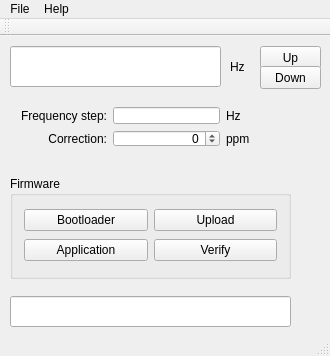
Old version of the form mainwindow.ui in the repository csete/qthid.
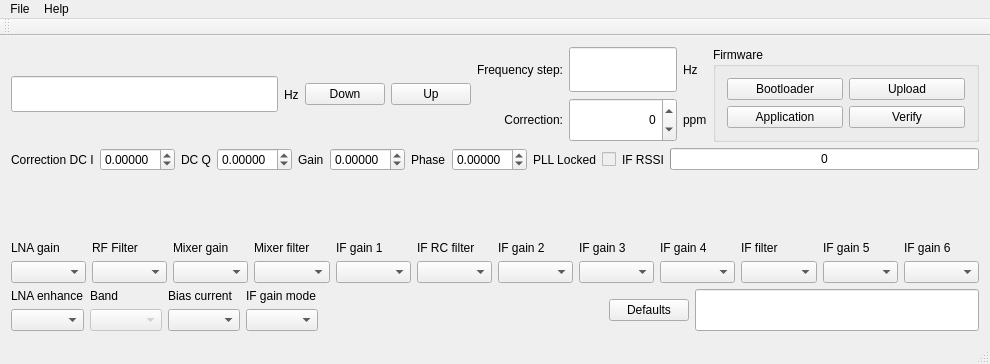
New version of the form. Icons and pictures are not drawn.

```diff
--- a/mainwindow.ui
+++ b/mainwindow.ui
@@ -6,8 +6,8 @@
    <rect>
     <x>0</x>
     <y>0</y>
-    <width>330</width>
-    <height>356</height>
+    <width>990</width>
+    <height>364</height>
    </rect>
   </property>
   <property name="windowTitle">
@@ -21,15 +21,11 @@
    <bool>true</bool>
   </property>
   <widget class="QWidget" name="centralWidget">
+   <layout class="QVBoxLayout" name="verticalLayout">
+    <item>
+     <layout class="QHBoxLayout" name="horizontalLayout_3">
+      <item>
    <widget class="QLineEdit" name="lineEditFreq">
-    <property name="geometry">
-     <rect>
-      <x>10</x>
-      <y>10</y>
-      <width>211</width>
-      <height>41</height>
-     </rect>
-    </property>
     <property name="font">
      <font>
       <pointsize>18</pointsize>
@@ -41,54 +37,103 @@
      <set>Qt::AlignRight|Qt::AlignTrailing|Qt::AlignVCenter</set>
     </property>
    </widget>
+      </item>
+      <item>
    <widget class="QLabel" name="labelFreqHz">
-    <property name="geometry">
-     <rect>
-      <x>230</x>
-      <y>20</y>
-      <width>21</width>
-      <height>21</height>
-     </rect>
-    </property>
     <property name="text">
      <string>Hz</string>
     </property>
    </widget>
-   <widget class="QPushButton" name="pushButtonUp">
-    <property name="geometry">
-     <rect>
-      <x>260</x>
-      <y>10</y>
-      <width>61</width>
-      <height>23</height>
-     </rect>
-    </property>
-    <property name="text">
-     <string>Up</string>
-    </property>
-   </widget>
+      </item>
+      <item>
    <widget class="QPushButton" name="pushButtonDown">
-    <property name="geometry">
-     <rect>
-      <x>260</x>
-      <y>30</y>
-      <width>61</width>
-      <height>23</height>
-     </rect>
-    </property>
     <property name="text">
      <string>Down</string>
     </property>
    </widget>
+      </item>
+      <item>
+       <widget class="QPushButton" name="pushButtonUp">
+        <property name="text">
+         <string>Up</string>
+        </property>
+       </widget>
+      </item>
+      <item>
+       <layout class="QGridLayout" name="gridLayout_2">
+        <item row="0" column="0">
+         <widget class="QLabel" name="labelStep">
+          <property name="text">
+           <string>Frequency step:</string>
+          </property>
+         </widget>
+        </item>
+        <item row="0" column="1">
+         <widget class="QLineEdit" name="lineEditStep">
+          <property name="sizePolicy">
+           <sizepolicy hsizetype="Preferred" vsizetype="Preferred">
+            <horstretch>0</horstretch>
+            <verstretch>0</verstretch>
+           </sizepolicy>
+          </property>
+          <property name="alignment">
+           <set>Qt::AlignRight|Qt::AlignTrailing|Qt::AlignVCenter</set>
+          </property>
+         </widget>
+        </item>
+        <item row="0" column="2">
+         <widget class="QLabel" name="labelStepHz">
+          <property name="text">
+           <string>Hz</string>
+          </property>
+         </widget>
+        </item>
+        <item row="1" column="0">
+         <widget class="QLabel" name="labelCorrection">
+          <property name="text">
+           <string>Correction:</string>
+          </property>
+          <property name="alignment">
+           <set>Qt::AlignRight|Qt::AlignTrailing|Qt::AlignVCenter</set>
+          </property>
+         </widget>
+        </item>
+        <item row="1" column="1">
+         <widget class="QSpinBox" name="spinBoxCorr">
+          <property name="sizePolicy">
+           <sizepolicy hsizetype="Preferred" vsizetype="Preferred">
+            <horstretch>0</horstretch>
+            <verstretch>0</verstretch>
+           </sizepolicy>
+          </property>
+          <property name="toolTip">
+           <string>Frequency correction</string>
+          </property>
+          <property name="statusTip">
+           <string>Frequency correction</string>
+          </property>
+          <property name="alignment">
+           <set>Qt::AlignRight|Qt::AlignTrailing|Qt::AlignVCenter</set>
+          </property>
+          <property name="minimum">
+           <number>-500</number>
+          </property>
+          <property name="maximum">
+           <number>500</number>
+          </property>
+         </widget>
+        </item>
+        <item row="1" column="2">
+         <widget class="QLabel" name="labelCorrection_2">
+          <property name="text">
+           <string>ppm</string>
+          </property>
+         </widget>
+        </item>
+       </layout>
+      </item>
+      <item>
    <widget class="QGroupBox" name="groupBox">
-    <property name="geometry">
-     <rect>
-      <x>10</x>
-      <y>140</y>
-      <width>281</width>
-      <height>103</height>
-     </rect>
-    </property>
     <property name="title">
      <string>Firmware</string>
     </property>
@@ -180,15 +225,372 @@
      </item>
     </layout>
    </widget>
+      </item>
+     </layout>
+    </item>
+    <item>
+     <layout class="QHBoxLayout" name="horizontalLayout">
+      <item>
+       <widget class="QLabel" name="labelDCI">
+        <property name="text">
+         <string>Correction DC I</string>
+        </property>
+       </widget>
+      </item>
+      <item>
+       <widget class="QDoubleSpinBox" name="doubleSpinBoxDCI">
+        <property name="decimals">
+         <number>5</number>
+        </property>
+        <property name="minimum">
+         <double>-1.000000000000000</double>
+        </property>
+        <property name="maximum">
+         <double>1.000000000000000</double>
+        </property>
+        <property name="singleStep">
+         <double>0.000030000000000</double>
+        </property>
+        <property name="value">
+         <double>0.000000000000000</double>
+        </property>
+       </widget>
+      </item>
+      <item>
+       <widget class="QLabel" name="labelDCQ">
+        <property name="text">
+         <string>DC Q</string>
+        </property>
+       </widget>
+      </item>
+      <item>
+       <widget class="QDoubleSpinBox" name="doubleSpinBoxDCQ">
+        <property name="decimals">
+         <number>5</number>
+        </property>
+        <property name="minimum">
+         <double>-1.000000000000000</double>
+        </property>
+        <property name="maximum">
+         <double>1.000000000000000</double>
+        </property>
+        <property name="singleStep">
+         <double>0.000030000000000</double>
+        </property>
+       </widget>
+      </item>
+      <item>
+       <widget class="QLabel" name="labelGain">
+        <property name="text">
+         <string>Gain</string>
+        </property>
+       </widget>
+      </item>
+      <item>
+       <widget class="QDoubleSpinBox" name="doubleSpinBoxGain">
+        <property name="readOnly">
+         <bool>false</bool>
+        </property>
+        <property name="decimals">
+         <number>5</number>
+        </property>
+        <property name="minimum">
+         <double>-1.000000000000000</double>
+        </property>
+        <property name="maximum">
+         <double>1.000000000000000</double>
+        </property>
+        <property name="singleStep">
+         <double>0.000030000000000</double>
+        </property>
+       </widget>
+      </item>
+      <item>
+       <widget class="QLabel" name="labelPhase">
+        <property name="text">
+         <string>Phase</string>
+        </property>
+       </widget>
+      </item>
+      <item>
+       <widget class="QDoubleSpinBox" name="doubleSpinBoxPhase">
+        <property name="decimals">
+         <number>5</number>
+        </property>
+        <property name="minimum">
+         <double>-1.000000000000000</double>
+        </property>
+        <property name="maximum">
+         <double>1.000000000000000</double>
+        </property>
+        <property name="singleStep">
+         <double>0.000030000000000</double>
+        </property>
+       </widget>
+      </item>
+      <item>
+       <widget class="QLabel" name="labelPLLlock">
+        <property name="text">
+         <string>PLL Locked</string>
+        </property>
+       </widget>
+      </item>
+      <item>
+       <widget class="QCheckBox" name="checkBoxPLLLock">
+        <property name="enabled">
+         <bool>false</bool>
+        </property>
+        <property name="text">
+         <string/>
+        </property>
+        <property name="checkable">
+         <bool>true</bool>
+        </property>
+        <property name="checked">
+         <bool>false</bool>
+        </property>
+        <property name="autoExclusive">
+         <bool>false</bool>
+        </property>
+        <property name="tristate">
+         <bool>false</bool>
+        </property>
+       </widget>
+      </item>
+      <item>
+       <widget class="QLabel" name="labelIFRSSI">
+        <property name="text">
+         <string>IF RSSI</string>
+        </property>
+       </widget>
+      </item>
+      <item>
+       <widget class="QProgressBar" name="progressBarIFRSSI">
+        <property name="maximum">
+         <number>255</number>
+        </property>
+        <property name="value">
+         <number>0</number>
+        </property>
+        <property name="format">
+         <string>%p</string>
+        </property>
+       </widget>
+      </item>
+     </layout>
+    </item>
+    <item>
+     <widget class="QLabel" name="labelRfChain">
+      <property name="sizePolicy">
+       <sizepolicy hsizetype="MinimumExpanding" vsizetype="MinimumExpanding">
+        <horstretch>0</horstretch>
+        <verstretch>0</verstretch>
+       </sizepolicy>
+      </property>
+      <property name="text">
+       <string/>
+      </property>
+      <property name="pixmap">
+       <pixmap resource="qthid.qrc">:/qthid/images/rfchain.png</pixmap>
+      </property>
+     </widget>
+    </item>
+    <item>
+     <layout class="QGridLayout" name="gridLayout_4">
+      <item row="0" column="0">
+       <widget class="QLabel" name="labelLNAGain">
+        <property name="text">
+         <string>LNA gain</string>
+        </property>
+       </widget>
+      </item>
+      <item row="0" column="1">
+       <widget class="QLabel" name="labelRFFilter">
+        <property name="text">
+         <string>RF Filter</string>
+        </property>
+       </widget>
+      </item>
+      <item row="0" column="2">
+       <widget class="QLabel" name="labelMixerGain">
+        <property name="text">
+         <string>Mixer gain</string>
+        </property>
+       </widget>
+      </item>
+      <item row="0" column="3">
+       <widget class="QLabel" name="labelMixerFilter">
+        <property name="text">
+         <string>Mixer filter</string>
+        </property>
+       </widget>
+      </item>
+      <item row="0" column="4">
+       <widget class="QLabel" name="labelIFGain1">
+        <property name="text">
+         <string>IF gain 1</string>
+        </property>
+       </widget>
+      </item>
+      <item row="0" column="5">
+       <widget class="QLabel" name="labelIFRCfilter">
+        <property name="text">
+         <string>IF RC filter</string>
+        </property>
+       </widget>
+      </item>
+      <item row="0" column="6">
+       <widget class="QLabel" name="labelIFGain2">
+        <property name="text">
+         <string>IF gain 2</string>
+        </property>
+       </widget>
+      </item>
+      <item row="0" column="7">
+       <widget class="QLabel" name="labelIFGain3">
+        <property name="text">
+         <string>IF gain 3</string>
+        </property>
+       </widget>
+      </item>
+      <item row="0" column="8">
+       <widget class="QLabel" name="label">
+        <property name="text">
+         <string>IF gain 4</string>
+        </property>
+       </widget>
+      </item>
+      <item row="0" column="9">
+       <widget class="QLabel" name="labelFilter">
+        <property name="text">
+         <string>IF filter</string>
+        </property>
+       </widget>
+      </item>
+      <item row="0" column="10">
+       <widget class="QLabel" name="labelIFGain5">
+        <property name="text">
+         <string>IF gain 5</string>
+        </property>
+       </widget>
+      </item>
+      <item row="0" column="11">
+       <widget class="QLabel" name="labelIFGain6">
+        <property name="text">
+         <string>IF gain 6</string>
+        </property>
+       </widget>
+      </item>
+      <item row="1" column="0">
+       <widget class="QComboBox" name="comboBoxLNAGain"/>
+      </item>
+      <item row="1" column="1">
+       <widget class="QComboBox" name="comboBoxRfFilter"/>
+      </item>
+      <item row="1" column="2">
+       <widget class="QComboBox" name="comboBoxMixerGain"/>
+      </item>
+      <item row="1" column="3">
+       <widget class="QComboBox" name="comboBoxMixerFilter"/>
+      </item>
+      <item row="1" column="4">
+       <widget class="QComboBox" name="comboBoxIFGain1"/>
+      </item>
+      <item row="1" column="5">
+       <widget class="QComboBox" name="comboBoxIFRCFilter"/>
+      </item>
+      <item row="1" column="6">
+       <widget class="QComboBox" name="comboBoxIFGain2"/>
+      </item>
+      <item row="1" column="7">
+       <widget class="QComboBox" name="comboBoxIFGain3"/>
+      </item>
+      <item row="1" column="8">
+       <widget class="QComboBox" name="comboBoxIFGain4"/>
+      </item>
+      <item row="1" column="9">
+       <widget class="QComboBox" name="comboBoxIFFilter"/>
+      </item>
+      <item row="1" column="10">
+       <widget class="QComboBox" name="comboBoxIFGain5"/>
+      </item>
+      <item row="1" column="11">
+       <widget class="QComboBox" name="comboBoxIFGain6"/>
+      </item>
+     </layout>
+    </item>
+    <item>
+     <layout class="QHBoxLayout" name="horizontalLayout_2">
+      <item>
+       <layout class="QGridLayout" name="gridLayout_3">
+        <item row="0" column="0">
+         <widget class="QLabel" name="labelLNAEnhance">
+          <property name="text">
+           <string>LNA enhance</string>
+          </property>
+         </widget>
+        </item>
+        <item row="0" column="1">
+         <widget class="QLabel" name="labelBand">
+          <property name="text">
+           <string>Band</string>
+          </property>
+         </widget>
+        </item>
+        <item row="0" column="2">
+         <widget class="QLabel" name="labelBiasCurrent">
+          <property name="text">
+           <string>Bias current</string>
+          </property>
+         </widget>
+        </item>
+        <item row="0" column="3">
+         <widget class="QLabel" name="labelIFgainmode">
+          <property name="text">
+           <string>IF gain mode</string>
+          </property>
+         </widget>
+        </item>
+        <item row="1" column="0">
+         <widget class="QComboBox" name="comboBoxLNAEnhance"/>
+        </item>
+        <item row="1" column="1">
+         <widget class="QComboBox" name="comboBoxBand">
+          <property name="enabled">
+           <bool>false</bool>
+          </property>
+         </widget>
+        </item>
+        <item row="1" column="2">
+         <widget class="QComboBox" name="comboBoxBiasCurrent"/>
+        </item>
+        <item row="1" column="3">
+         <widget class="QComboBox" name="comboBoxIFGainMode"/>
+        </item>
+       </layout>
+      </item>
+      <item>
+       <spacer name="horizontalSpacer">
+        <property name="orientation">
+         <enum>Qt::Horizontal</enum>
+        </property>
+        <property name="sizeHint" stdset="0">
+         <size>
+          <width>40</width>
+          <height>20</height>
+         </size>
+        </property>
+       </spacer>
+      </item>
+      <item>
+       <widget class="QPushButton" name="pushButtonDefaults">
+        <property name="text">
+         <string>Defaults</string>
+        </property>
+       </widget>
+      </item>
+      <item>
    <widget class="QLineEdit" name="fcdStatusLine">
-    <property name="geometry">
-     <rect>
-      <x>10</x>
-      <y>260</y>
-      <width>281</width>
-      <height>31</height>
-     </rect>
-    </property>
     <property name="sizePolicy">
      <sizepolicy hsizetype="Expanding" vsizetype="Preferred">
       <horstretch>0</horstretch>
@@ -202,95 +604,18 @@
      <bool>true</bool>
     </property>
    </widget>
-   <widget class="QWidget" name="layoutWidget">
-    <property name="geometry">
-     <rect>
-      <x>10</x>
-      <y>60</y>
-      <width>251</width>
-      <height>62</height>
-     </rect>
-    </property>
-    <layout class="QGridLayout" name="gridLayout_2">
-     <item row="0" column="0">
-      <widget class="QLabel" name="labelStep">
-       <property name="text">
-        <string>Frequency step:</string>
-       </property>
-      </widget>
-     </item>
-     <item row="0" column="1">
-      <widget class="QLineEdit" name="lineEditStep">
-       <property name="sizePolicy">
-        <sizepolicy hsizetype="Preferred" vsizetype="Preferred">
-         <horstretch>0</horstretch>
-         <verstretch>0</verstretch>
-        </sizepolicy>
-       </property>
-       <property name="alignment">
-        <set>Qt::AlignRight|Qt::AlignTrailing|Qt::AlignVCenter</set>
-       </property>
-      </widget>
-     </item>
-     <item row="0" column="2">
-      <widget class="QLabel" name="labelStepHz">
-       <property name="text">
-        <string>Hz</string>
-       </property>
-      </widget>
-     </item>
-     <item row="1" column="0">
-      <widget class="QLabel" name="labelCorrection">
-       <property name="text">
-        <string>Correction:</string>
-       </property>
-       <property name="alignment">
-        <set>Qt::AlignRight|Qt::AlignTrailing|Qt::AlignVCenter</set>
-       </property>
-      </widget>
-     </item>
-     <item row="1" column="1">
-      <widget class="QSpinBox" name="spinBoxCorr">
-       <property name="sizePolicy">
-        <sizepolicy hsizetype="Preferred" vsizetype="Preferred">
-         <horstretch>0</horstretch>
-         <verstretch>0</verstretch>
-        </sizepolicy>
-       </property>
-       <property name="toolTip">
-        <string>Frequency correction</string>
-       </property>
-       <property name="statusTip">
-        <string>Frequency correction</string>
-       </property>
-       <property name="alignment">
-        <set>Qt::AlignRight|Qt::AlignTrailing|Qt::AlignVCenter</set>
-       </property>
-       <property name="minimum">
-        <number>-500</number>
-       </property>
-       <property name="maximum">
-        <number>500</number>
-       </property>
-      </widget>
-     </item>
-     <item row="1" column="2">
-      <widget class="QLabel" name="labelCorrection_2">
-       <property name="text">
-        <string>ppm</string>
-       </property>
-      </widget>
-     </item>
-    </layout>
-   </widget>
+      </item>
+     </layout>
+    </item>
+   </layout>
   </widget>
   <widget class="QMenuBar" name="menuBar">
    <property name="geometry">
     <rect>
      <x>0</x>
      <y>0</y>
-     <width>330</width>
-     <height>22</height>
+     <width>990</width>
+     <height>21</height>
     </rect>
    </property>
    <widget class="QMenu" name="menuFile">
```
Left out of the diff: 25 changed lines with no effect on the pictures. Lines whose indentation alone changed are shown as unchanged.
